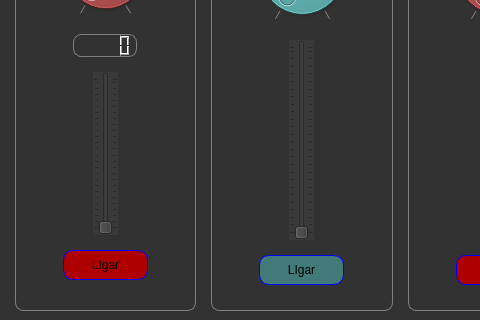
This is ui_files/mix_v2.ui in andrade33/mix as Qt 5 draws it before an edit; both pictures show x 0 to 480 and y 167 to 487 of the 800 by 487 pixel window. The edited form follows.
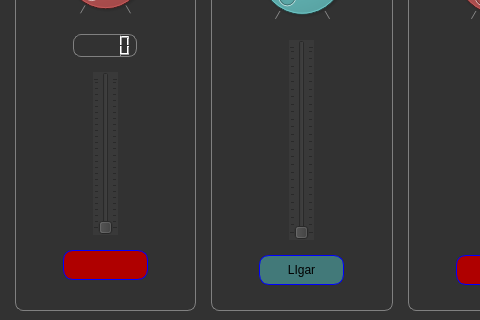
This is the edited form.

The edit to the form file:
```diff
--- a/ui_files/mix_v2.ui
+++ b/ui_files/mix_v2.ui
@@ -225,7 +225,7 @@
               <cursorShape>PointingHandCursor</cursorShape>
              </property>
              <property name="text">
-              <string>LIgar</string>
+              <string/>
              </property>
              <property name="checkable">
               <bool>false</bool>
```
Left out of the diff: 1 changed line with no effect on the pictures.
